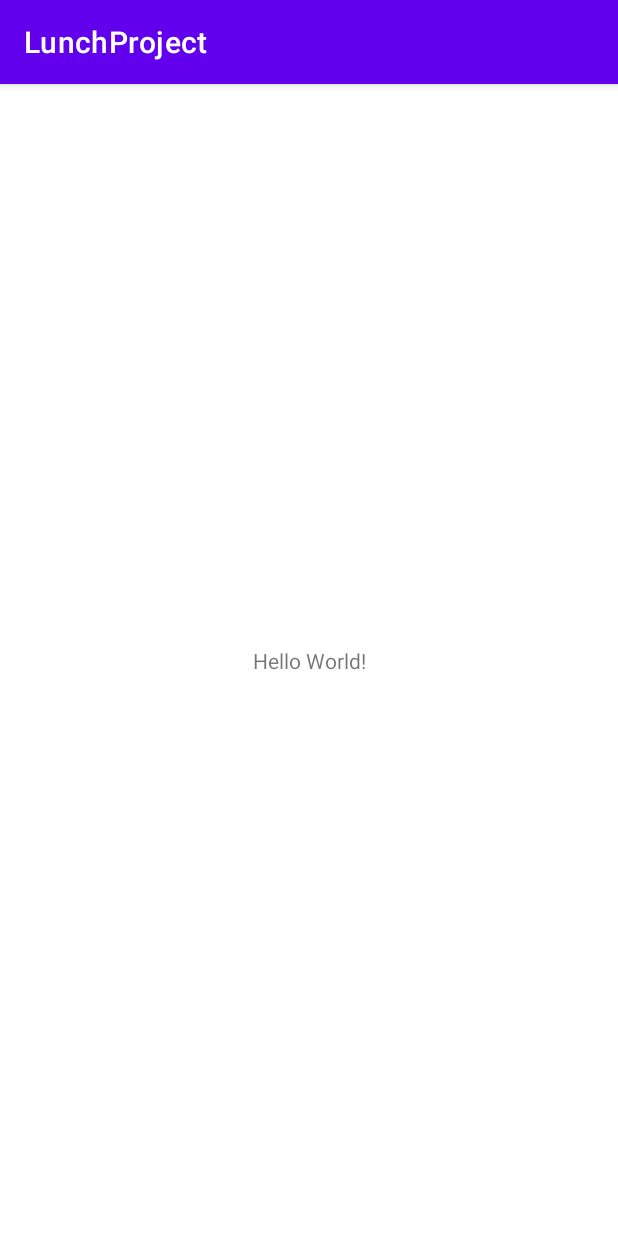
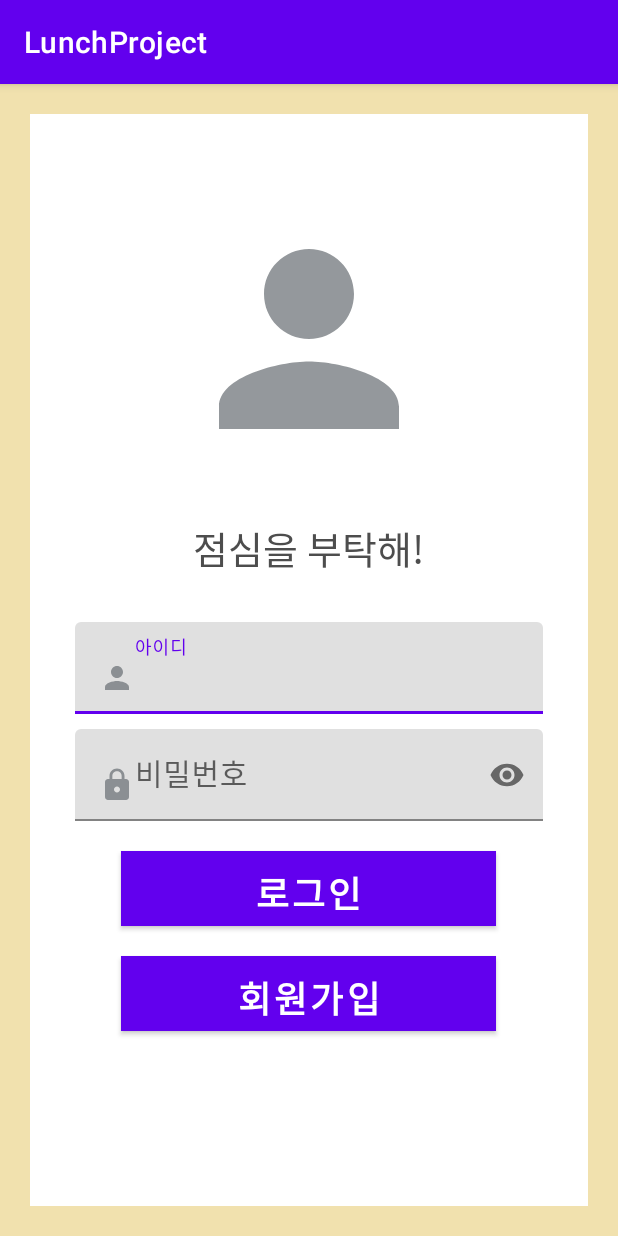
Before and after one commit to ParkSongSal/LunchProject, an Android app: the screen it shows after launch (MainActivity before the commit, LoginActivity after it), on a phone screen of 412 x 824 dp. Run offline under Robolectric (Android 15) with nearby library versions, the phone set to English and light mode, and no system bars.

Commit message:
Login Activity Add

```diff
--- a/app/src/main/AndroidManifest.xml
+++ b/app/src/main/AndroidManifest.xml
@@ -9,8 +9,9 @@
         android:roundIcon="@mipmap/ic_launcher_round"
         android:supportsRtl="true"
         android:theme="@style/Theme.LunchProject">
+
         <activity
-            android:name=".MainActivity"
+            android:name=".LoginActivity"
             android:exported="true">
             <intent-filter>
                 <action android:name="android.intent.action.MAIN" />
@@ -18,6 +19,9 @@
                 <category android:name="android.intent.category.LAUNCHER" />
             </intent-filter>
         </activity>
+        <activity
+            android:name=".MainActivity"
+            android:exported="false" />
     </application>
 
 </manifest>
--- /dev/null
+++ b/app/src/main/java/com/example/lunchproject/LoginActivity.java
@@ -0,0 +1,29 @@
+package com.example.lunchproject;
+
+import androidx.appcompat.app.AppCompatActivity;
+
+import android.os.Bundle;
+import android.view.View;
+import android.widget.Toast;
+
+public class LoginActivity extends AppCompatActivity {
+
+    @Override
+    protected void onCreate(Bundle savedInstanceState) {
+        super.onCreate(savedInstanceState);
+        setContentView(R.layout.activity_login);
+    }
+
+    public void onClick(View view) {
+        switch (view.getId()){
+            case R.id.loginBtn:
+                Toast.makeText(getApplicationContext(), "로그인", Toast.LENGTH_SHORT).show();
+                break;
+            case R.id.registerBtn:
+                Toast.makeText(getApplicationContext(), "회원가입", Toast.LENGTH_SHORT).show();
+                break;
+            default:
+                break;
+        }
+    }
+}
--- /dev/null
+++ b/app/src/main/res/drawable/ic_lock_black_24dp.xml
@@ -0,0 +1,5 @@
+<vector android:alpha="0.7" android:height="24dp"
+    android:viewportHeight="24.0" android:viewportWidth="24.0"
+    android:width="24dp" xmlns:android="http://schemas.android.com/apk/res/android">
+    <path android:fillColor="@color/mainTextColor" android:pathData="M18,8h-1L17,6c0,-2.76 -2.24,-5 -5,-5S7,3.24 7,6v2L6,8c-1.1,0 -2,0.9 -2,2v10c0,1.1 0.9,2 2,2h12c1.1,0 2,-0.9 2,-2L20,10c0,-1.1 -0.9,-2 -2,-2zM12,17c-1.1,0 -2,-0.9 -2,-2s0.9,-2 2,-2 2,0.9 2,2 -0.9,2 -2,2zM15.1,8L8.9,8L8.9,6c0,-1.71 1.39,-3.1 3.1,-3.1 1.71,0 3.1,1.39 3.1,3.1v2z"/>
+</vector>
--- /dev/null
+++ b/app/src/main/res/drawable/ic_person_black_24dp.xml
@@ -0,0 +1,5 @@
+<vector android:alpha="0.7" android:height="24dp"
+    android:viewportHeight="24.0" android:viewportWidth="24.0"
+    android:width="24dp" xmlns:android="http://schemas.android.com/apk/res/android">
+    <path android:fillColor="@color/mainTextColor" android:pathData="M12,12c2.21,0 4,-1.79 4,-4s-1.79,-4 -4,-4 -4,1.79 -4,4 1.79,4 4,4zM12,14c-2.67,0 -8,1.34 -8,4v2h16v-2c0,-2.66 -5.33,-4 -8,-4z"/>
+</vector>
--- /dev/null
+++ b/app/src/main/res/drawable/ripple_ok_btn.xml
@@ -0,0 +1,25 @@
+<?xml version="1.0" encoding="utf-8"?>
+<ripple xmlns:android="http://schemas.android.com/apk/res/android"
+    xmlns:tools="http://schemas.android.com/tools"
+    android:color="@color/colorAccent"
+    tools:targetApi="lollipop"> <!-- ripple effect color -->
+
+
+    <item android:id="@android:id/mask">
+        <shape android:shape="rectangle">
+            <solid android:color="@color/colorAccent" />
+            <corners android:radius="15dp" />
+        </shape>
+    </item>
+
+    <item android:id="@android:id/background">
+        <shape android:shape="rectangle">
+            <gradient
+                android:angle="90"
+                android:endColor="@color/mainAccentColor"
+                android:startColor="@color/mainAccentColor"
+                android:type="linear" />
+            <corners android:radius="100dp"/>
+        </shape>
+    </item>
+</ripple>
--- /dev/null
+++ b/app/src/main/res/layout/activity_login.xml
@@ -0,0 +1,109 @@
+<?xml version="1.0" encoding="utf-8"?>
+<LinearLayout xmlns:android="http://schemas.android.com/apk/res/android"
+    xmlns:app="http://schemas.android.com/apk/res-auto"
+    xmlns:tools="http://schemas.android.com/tools"
+    android:layout_width="match_parent"
+    android:layout_height="match_parent"
+    android:orientation="vertical"
+    android:background="@color/colorAccent"
+    tools:context=".LoginActivity">
+
+
+    <LinearLayout
+        android:layout_width="match_parent"
+        android:layout_height="match_parent"
+        android:layout_margin="20dp"
+        android:background="@color/white"
+        android:orientation="vertical">
+
+
+        <ImageView
+            android:id="@+id/logoImg"
+            android:layout_width="180dp"
+            android:layout_height="180dp"
+            android:layout_gravity="center"
+            android:layout_marginTop="60dp"
+            android:src="@drawable/ic_person_black_24dp" />
+
+        <TextView
+            android:id="@+id/appNameTextView"
+            android:layout_width="wrap_content"
+            android:layout_height="wrap_content"
+            android:layout_gravity="center"
+            android:layout_marginTop="30dp"
+            android:text="점심을 부탁해!"
+            android:textColor="@color/mainTextBoldColor"
+            android:textSize="25sp" />
+
+
+        <com.google.android.material.textfield.TextInputLayout
+            android:id="@+id/idInputLayout"
+            android:layout_width="match_parent"
+            android:layout_height="wrap_content"
+            android:layout_marginLeft="30dp"
+            android:layout_marginTop="30dp"
+            android:layout_marginRight="30dp">
+
+            <com.google.android.material.textfield.TextInputEditText
+                android:id="@+id/idEditText"
+                android:layout_width="match_parent"
+                android:layout_height="wrap_content"
+                android:drawableStart="@drawable/ic_person_black_24dp"
+                android:drawableLeft="@drawable/ic_person_black_24dp"
+                android:hint="아이디"
+                android:inputType="text"
+                android:textColorHint="@color/mainTextColor"
+                android:textSize="20sp" />
+
+        </com.google.android.material.textfield.TextInputLayout>
+
+        <com.google.android.material.textfield.TextInputLayout
+            android:layout_width="match_parent"
+            android:layout_height="wrap_content"
+            android:layout_below="@id/idInputLayout"
+            android:layout_marginLeft="30dp"
+            android:layout_marginTop="10dp"
+            android:layout_marginRight="30dp"
+            app:passwordToggleEnabled="true">
+
+            <com.google.android.material.textfield.TextInputEditText
+                android:id="@+id/pwEditText"
+                android:layout_width="match_parent"
+                android:layout_height="wrap_content"
+                android:drawableStart="@drawable/ic_lock_black_24dp"
+                android:drawableLeft="@drawable/ic_lock_black_24dp"
+                android:hint="비밀번호"
+                android:inputType="textPassword"
+                android:textColorHint="@color/mainTextColor"
+                android:textSize="20sp" />
+
+        </com.google.android.material.textfield.TextInputLayout>
+
+        <Button
+            android:id="@+id/loginBtn"
+            android:layout_width="250dp"
+            android:layout_height="50dp"
+            android:layout_gravity="center"
+            android:layout_marginTop="20dp"
+            android:background="@color/colorAccent"
+            android:onClick="onClick"
+            android:text="로그인"
+            android:textColor="@color/white"
+            android:textSize="24sp"
+            android:textStyle="bold" />
+
+        <Button
+            android:id="@+id/registerBtn"
+            android:layout_width="250dp"
+            android:layout_height="50dp"
+            android:layout_gravity="center"
+            android:layout_marginTop="20dp"
+            android:background="@color/colorAccent"
+            android:onClick="onClick"
+            android:text="회원가입"
+            android:textColor="@color/white"
+            android:textSize="24sp"
+            android:textStyle="bold" />
+
+    </LinearLayout>
+</LinearLayout>
--- a/app/src/main/res/values/colors.xml
+++ b/app/src/main/res/values/colors.xml
@@ -7,4 +7,14 @@
     <color name="teal_700">#FF018786</color>
     <color name="black">#FF000000</color>
     <color name="white">#FFFFFFFF</color>
+
+    <color name="colorAccent">#F1E1AE</color>
+
+    <!--메인텍스트(회색)-->
+    <color name="mainTextColor">#676d72</color>
+
+    <!--메인텍스트(진한 회색)-->
+    <color name="mainTextBoldColor">#4D4D4D</color>
+    <!--노란색2-->
+    <color name="mainAccentColor">#ebd58d</color>
 </resources>
```
